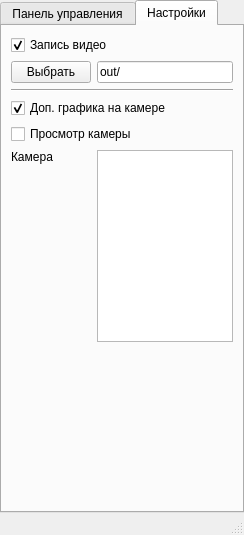
This is design.ui in Neisvestney/BloomLight as Qt 5 draws it before an edit. The edited form follows.
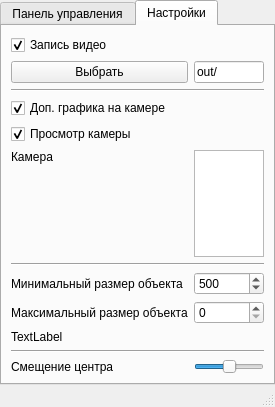
This is the edited form.

What changed in the file:
```diff
--- a/design.ui
+++ b/design.ui
@@ -6,8 +6,8 @@
    <rect>
     <x>0</x>
     <y>0</y>
-    <width>244</width>
-    <height>535</height>
+    <width>234</width>
+    <height>407</height>
    </rect>
   </property>
   <property name="windowTitle">
@@ -82,6 +82,9 @@
           </item>
           <item row="1" column="1">
            <widget class="QProgressBar" name="bridness">
+            <property name="maximum">
+             <number>300</number>
+            </property>
             <property name="value">
              <number>0</number>
             </property>
@@ -91,6 +94,9 @@
             <property name="invertedAppearance">
              <bool>false</bool>
             </property>
+            <property name="format">
+             <string>%p</string>
+            </property>
            </widget>
           </item>
          </layout>
@@ -173,16 +179,6 @@
           </property>
          </widget>
         </item>
-        <item row="0" column="0" colspan="2">
-         <widget class="QCheckBox" name="is_video_recording">
-          <property name="text">
-           <string>Запись видео</string>
-          </property>
-          <property name="checked">
-           <bool>true</bool>
-          </property>
-         </widget>
-        </item>
         <item row="1" column="0">
          <widget class="QPushButton" name="select_video_path">
           <property name="text">
@@ -190,7 +186,7 @@
           </property>
          </widget>
         </item>
-        <item row="8" column="0">
+        <item row="14" column="0">
          <spacer name="verticalSpacer">
           <property name="orientation">
            <enum>Qt::Vertical</enum>
@@ -203,13 +199,10 @@
           </property>
          </spacer>
         </item>
-        <item row="7" column="1">
-         <widget class="QListWidget" name="cameras_list"/>
-        </item>
-        <item row="5" column="0" colspan="2">
-         <widget class="QCheckBox" name="checkBox">
+        <item row="0" column="0" colspan="2">
+         <widget class="QCheckBox" name="is_video_recording">
           <property name="text">
-           <string>Доп. графика на камере</string>
+           <string>Запись видео</string>
           </property>
           <property name="checked">
            <bool>true</bool>
@@ -236,10 +229,113 @@
           </property>
          </widget>
         </item>
+        <item row="7" column="1">
+         <widget class="QListWidget" name="cameras_list"/>
+        </item>
+        <item row="5" column="0" colspan="2">
+         <widget class="QCheckBox" name="ar_cam">
+          <property name="text">
+           <string>Доп. графика на камере</string>
+          </property>
+          <property name="checked">
+           <bool>true</bool>
+          </property>
+         </widget>
+        </item>
         <item row="6" column="0" colspan="2">
          <widget class="QCheckBox" name="cam_view">
           <property name="text">
            <string>Просмотр камеры</string>
+          </property>
+          <property name="checked">
+           <bool>true</bool>
+          </property>
+         </widget>
+        </item>
+        <item row="10" column="0">
+         <widget class="QLabel" name="label_5">
+          <property name="text">
+           <string>Максимальный размер объекта</string>
+          </property>
+         </widget>
+        </item>
+        <item row="9" column="1">
+         <widget class="QSpinBox" name="min_area">
+          <property name="minimum">
+           <number>1</number>
+          </property>
+          <property name="maximum">
+           <number>99999999</number>
+          </property>
+          <property name="singleStep">
+           <number>100</number>
+          </property>
+          <property name="value">
+           <number>500</number>
+          </property>
+         </widget>
+        </item>
+        <item row="8" column="0" colspan="2">
+         <widget class="Line" name="line_2">
+          <property name="orientation">
+           <enum>Qt::Horizontal</enum>
+          </property>
+         </widget>
+        </item>
+        <item row="9" column="0">
+         <widget class="QLabel" name="label_4">
+          <property name="text">
+           <string>Минимальный размер объекта</string>
+          </property>
+         </widget>
+        </item>
+        <item row="10" column="1">
+         <widget class="QSpinBox" name="reset_area">
+          <property name="maximum">
+           <number>999999999</number>
+          </property>
+          <property name="singleStep">
+           <number>1000</number>
+          </property>
+          <property name="value">
+           <number>0</number>
+          </property>
+         </widget>
+        </item>
+        <item row="13" column="0">
+         <widget class="QLabel" name="label_6">
+          <property name="text">
+           <string>Смещение центра</string>
+          </property>
+         </widget>
+        </item>
+        <item row="11" column="0" colspan="2">
+         <widget class="QLabel" name="label_7">
+          <property name="text">
+           <string>TextLabel</string>
+          </property>
+         </widget>
+        </item>
+        <item row="13" column="1">
+         <widget class="QSlider" name="center_offset">
+          <property name="minimum">
+           <number>-100</number>
+          </property>
+          <property name="maximum">
+           <number>100</number>
+          </property>
+          <property name="value">
+           <number>0</number>
+          </property>
+          <property name="orientation">
+           <enum>Qt::Horizontal</enum>
+          </property>
+         </widget>
+        </item>
+        <item row="12" column="0" colspan="2">
+         <widget class="Line" name="line_3">
+          <property name="orientation">
+           <enum>Qt::Horizontal</enum>
           </property>
          </widget>
         </item>
```
